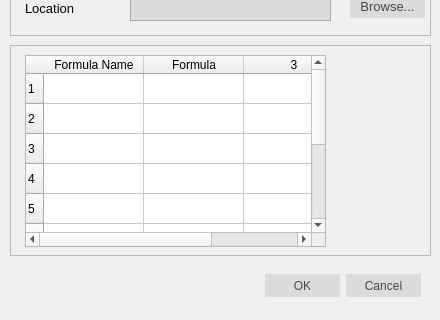
Above: dlgsaveformula.ui from rddealwis/Formular_Calculator_and_Integrator before the change; both pictures show x 0 to 440 and y 180 to 500 of the 440 by 500 pixel window. Below: the same form after it.
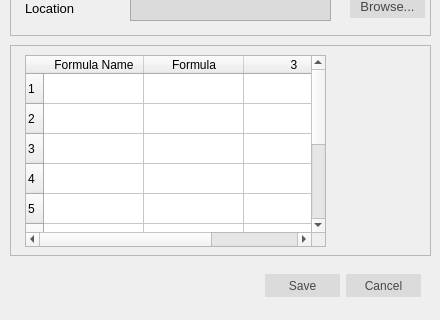
That is the form after the change. Icons and pictures are not drawn.

Diff of the .ui file:
```diff
--- a/dlgsaveformula.ui
+++ b/dlgsaveformula.ui
@@ -60,7 +60,7 @@
     <enum>Qt::Horizontal</enum>
    </property>
    <property name="standardButtons">
-    <set>QDialogButtonBox::Cancel|QDialogButtonBox::Ok</set>
+    <set>QDialogButtonBox::Cancel|QDialogButtonBox::Save</set>
    </property>
    <property name="centerButtons">
     <bool>false</bool>
```
